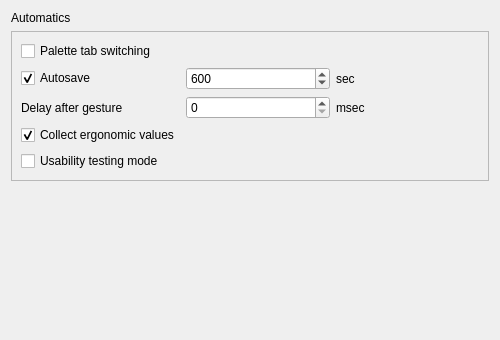
Before: the Qt Designer form qrgui/dialogs/preferencesPages/behaviourPage.ui in qreal/qreal, drawn with Qt 5.
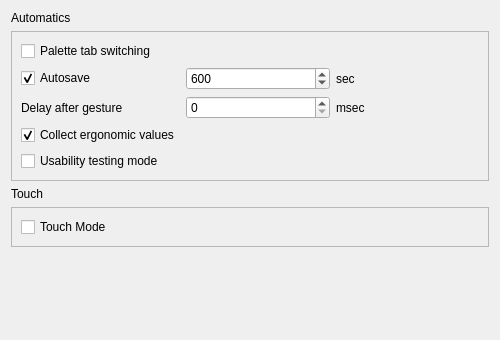
After: the same form once the commit is applied.

Commit message: Added touch-optimized mode settings

Patch:
```diff
--- a/qrgui/dialogs/preferencesPages/behaviourPage.ui
+++ b/qrgui/dialogs/preferencesPages/behaviourPage.ui
@@ -123,6 +123,32 @@
      </layout>
     </widget>
    </item>
+   <item>
+    <widget class="QLabel" name="label">
+     <property name="text">
+      <string>Touch</string>
+     </property>
+    </widget>
+   </item>
+   <item>
+    <widget class="QFrame" name="frame">
+     <property name="frameShape">
+      <enum>QFrame::StyledPanel</enum>
+     </property>
+     <property name="frameShadow">
+      <enum>QFrame::Raised</enum>
+     </property>
+     <layout class="QVBoxLayout" name="verticalLayout_2">
+      <item>
+       <widget class="QCheckBox" name="touchModeChackBox">
+        <property name="text">
+         <string>Touch Mode</string>
+        </property>
+       </widget>
+      </item>
+     </layout>
+    </widget>
+   </item>
    <item>
     <spacer name="verticalSpacer">
      <property name="orientation">
```
The commit also changes 4 other files.
